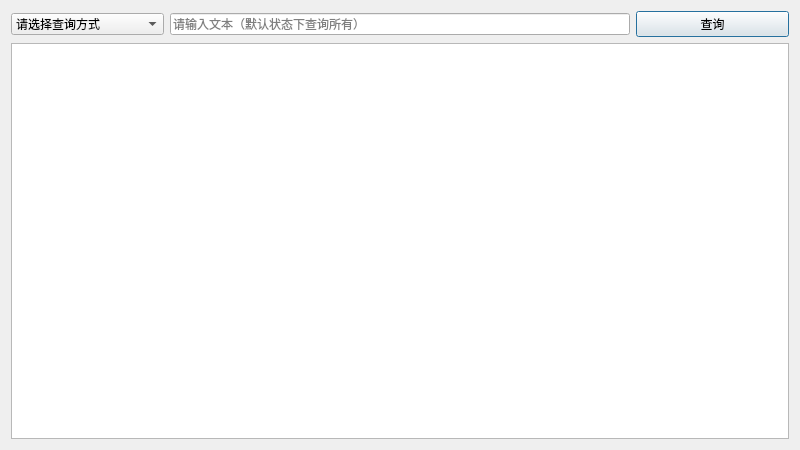
First picture: the form in system/liststudent.ui, repository JunesTeam/homework, before the edit.
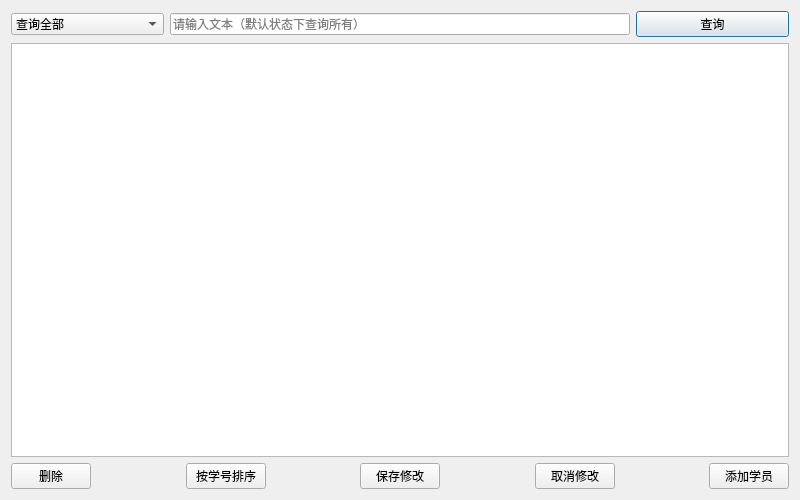
Second picture: the form after the edit.

The edit to the form file:
```diff
--- a/system/liststudent.ui
+++ b/system/liststudent.ui
@@ -7,7 +7,7 @@
     <x>0</x>
     <y>0</y>
     <width>800</width>
-    <height>450</height>
+    <height>500</height>
    </rect>
   </property>
   <property name="windowTitle">
@@ -20,7 +20,7 @@
       <widget class="QComboBox" name="comboBox_method">
        <item>
         <property name="text">
-         <string>请选择查询方式</string>
+         <string>查询全部</string>
         </property>
        </item>
        <item>
@@ -74,6 +74,97 @@
    <item row="1" column="0">
     <widget class="QTableView" name="tableView"/>
    </item>
+   <item row="2" column="0">
+    <layout class="QHBoxLayout" name="horizontalLayout_2">
+     <item>
+      <widget class="QPushButton" name="pushButton_del">
+       <property name="text">
+        <string>删除</string>
+       </property>
+      </widget>
+     </item>
+     <item>
+      <spacer name="horizontalSpacer_3">
+       <property name="orientation">
+        <enum>Qt::Horizontal</enum>
+       </property>
+       <property name="sizeHint" stdset="0">
+        <size>
+         <width>40</width>
+         <height>20</height>
+        </size>
+       </property>
+      </spacer>
+     </item>
+     <item>
+      <widget class="QPushButton" name="pushButton_sort">
+       <property name="text">
+        <string>按学号排序</string>
+       </property>
+      </widget>
+     </item>
+     <item>
+      <spacer name="horizontalSpacer">
+       <property name="orientation">
+        <enum>Qt::Horizontal</enum>
+       </property>
+       <property name="sizeHint" stdset="0">
+        <size>
+         <width>40</width>
+         <height>20</height>
+        </size>
+       </property>
+      </spacer>
+     </item>
+     <item>
+      <widget class="QPushButton" name="pushButton_sure">
+       <property name="text">
+        <string>保存修改</string>
+       </property>
+      </widget>
+     </item>
+     <item>
+      <spacer name="horizontalSpacer_2">
+       <property name="orientation">
+        <enum>Qt::Horizontal</enum>
+       </property>
+       <property name="sizeHint" stdset="0">
+        <size>
+         <width>40</width>
+         <height>20</height>
+        </size>
+       </property>
+      </spacer>
+     </item>
+     <item>
+      <widget class="QPushButton" name="pushButton_cancle">
+       <property name="text">
+        <string>取消修改</string>
+       </property>
+      </widget>
+     </item>
+     <item>
+      <spacer name="horizontalSpacer_4">
+       <property name="orientation">
+        <enum>Qt::Horizontal</enum>
+       </property>
+       <property name="sizeHint" stdset="0">
+        <size>
+         <width>40</width>
+         <height>20</height>
+        </size>
+       </property>
+      </spacer>
+     </item>
+     <item>
+      <widget class="QPushButton" name="pushButton_add">
+       <property name="text">
+        <string>添加学员</string>
+       </property>
+      </widget>
+     </item>
+    </layout>
+   </item>
   </layout>
  </widget>
  <resources/>
```
